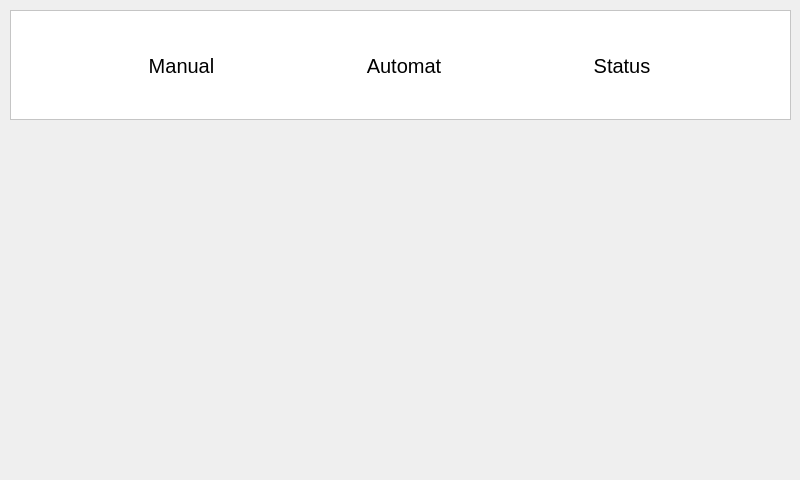
First picture: the form in software/pc/gui/gui.ui, repository Brollof/Yamori, before the edit.
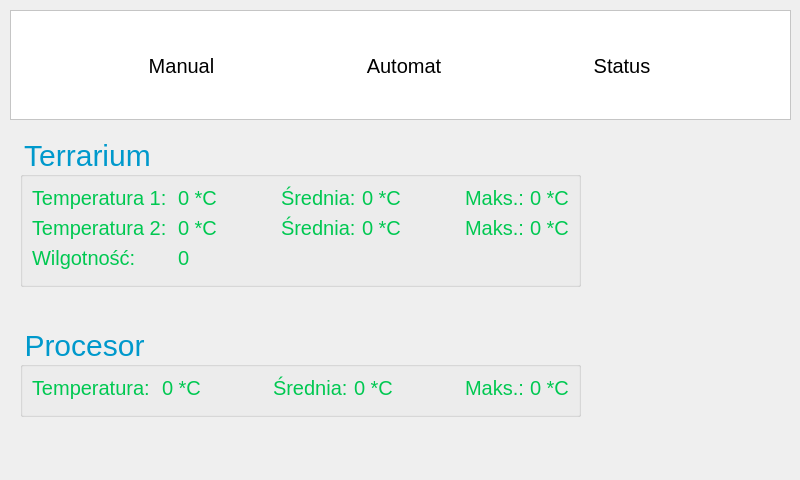
Second picture: the form after the edit. The open tabs and pages were chosen to show the change. Icons and pictures are not drawn.

Commit message: Status view filled.

Patch:
```diff
--- a/software/pc/gui/gui.ui
+++ b/software/pc/gui/gui.ui
@@ -16,9 +16,24 @@
     <verstretch>0</verstretch>
    </sizepolicy>
   </property>
+  <property name="minimumSize">
+   <size>
+    <width>800</width>
+    <height>480</height>
+   </size>
+  </property>
+  <property name="maximumSize">
+   <size>
+    <width>800</width>
+    <height>480</height>
+   </size>
+  </property>
   <property name="windowTitle">
    <string>Yamori</string>
   </property>
+  <property name="autoFillBackground">
+   <bool>false</bool>
+  </property>
   <property name="styleSheet">
    <string notr="true">#pageManual QPushButton, #pageManual QToolButton {
 	border: 2px solid black;
@@ -31,10 +46,14 @@
 	qproperty-toolButtonStyle: ToolButtonTextUnderIcon;
 }
 
-#btnMan10 {
-	background-color: transparent;
-	background: none;
-	background-repeat: none;
+#pageDiag QGroupBox {
+	font-size: 30px;
+	color: #0099CC;
+}
+
+#pageDiag QGroupBox QLabel{
+	font-size: 20px;
+	color: #00C851;
 }</string>
   </property>
   <widget class="QWidget" name="centralwidget">
@@ -141,23 +160,7 @@
       </widget>
      </item>
      <item>
-      <spacer name="verticalSpacer">
-       <property name="orientation">
-        <enum>Qt::Vertical</enum>
-       </property>
-       <property name="sizeType">
-        <enum>QSizePolicy::Minimum</enum>
-       </property>
-       <property name="sizeHint" stdset="0">
-        <size>
-         <width>20</width>
-         <height>10</height>
-        </size>
-       </property>
-      </spacer>
-     </item>
-     <item>
-      <widget class="QStackedWidget" name="stackedWidget">
+      <widget class="QStackedWidget" name="mainView">
        <property name="sizePolicy">
         <sizepolicy hsizetype="Preferred" vsizetype="Expanding">
          <horstretch>0</horstretch>
@@ -364,7 +367,254 @@
         </widget>
        </widget>
        <widget class="QWidget" name="pageAuto"/>
-       <widget class="QWidget" name="pageDiag"/>
+       <widget class="QWidget" name="pageDiag">
+        <widget class="QGroupBox" name="groupBox">
+         <property name="geometry">
+          <rect>
+           <x>10</x>
+           <y>10</y>
+           <width>561</width>
+           <height>151</height>
+          </rect>
+         </property>
+         <property name="title">
+          <string>Terrarium</string>
+         </property>
+         <layout class="QHBoxLayout" name="horizontalLayout_3">
+          <item>
+           <layout class="QFormLayout" name="formLayout_3">
+            <item row="0" column="0">
+             <widget class="QLabel" name="label">
+              <property name="text">
+               <string>Temperatura 1: </string>
+              </property>
+             </widget>
+            </item>
+            <item row="0" column="1">
+             <widget class="QLabel" name="label_11">
+              <property name="text">
+               <string>0 *C</string>
+              </property>
+             </widget>
+            </item>
+            <item row="1" column="0">
+             <widget class="QLabel" name="label_10">
+              <property name="text">
+               <string>Temperatura 2:</string>
+              </property>
+             </widget>
+            </item>
+            <item row="1" column="1">
+             <widget class="QLabel" name="label_12">
+              <property name="text">
+               <string>0 *C</string>
+              </property>
+             </widget>
+            </item>
+            <item row="2" column="0">
+             <widget class="QLabel" name="label_15">
+              <property name="text">
+               <string>Wilgotność:</string>
+              </property>
+             </widget>
+            </item>
+            <item row="2" column="1">
+             <widget class="QLabel" name="label_16">
+              <property name="text">
+               <string>0</string>
+              </property>
+             </widget>
+            </item>
+           </layout>
+          </item>
+          <item>
+           <spacer name="horizontalSpacer_5">
+            <property name="orientation">
+             <enum>Qt::Horizontal</enum>
+            </property>
+            <property name="sizeHint" stdset="0">
+             <size>
+              <width>40</width>
+              <height>20</height>
+             </size>
+            </property>
+           </spacer>
+          </item>
+          <item>
+           <layout class="QFormLayout" name="formLayout">
+            <item row="0" column="0">
+             <widget class="QLabel" name="label_3">
+              <property name="text">
+               <string>Średnia:</string>
+              </property>
+             </widget>
+            </item>
+            <item row="0" column="1">
+             <widget class="QLabel" name="label_4">
+              <property name="text">
+               <string>0 *C</string>
+              </property>
+             </widget>
+            </item>
+            <item row="1" column="0">
+             <widget class="QLabel" name="label_2">
+              <property name="text">
+               <string>Średnia:</string>
+              </property>
+             </widget>
+            </item>
+            <item row="1" column="1">
+             <widget class="QLabel" name="label_5">
+              <property name="text">
+               <string>0 *C</string>
+              </property>
+             </widget>
+            </item>
+           </layout>
+          </item>
+          <item>
+           <spacer name="horizontalSpacer_7">
+            <property name="orientation">
+             <enum>Qt::Horizontal</enum>
+            </property>
+            <property name="sizeHint" stdset="0">
+             <size>
+              <width>40</width>
+              <height>20</height>
+             </size>
+            </property>
+           </spacer>
+          </item>
+          <item>
+           <layout class="QFormLayout" name="formLayout_6">
+            <item row="0" column="0">
+             <widget class="QLabel" name="label_18">
+              <property name="text">
+               <string>Maks.:</string>
+              </property>
+             </widget>
+            </item>
+            <item row="0" column="1">
+             <widget class="QLabel" name="label_20">
+              <property name="text">
+               <string>0 *C</string>
+              </property>
+             </widget>
+            </item>
+            <item row="1" column="0">
+             <widget class="QLabel" name="label_21">
+              <property name="text">
+               <string>Maks.:</string>
+              </property>
+             </widget>
+            </item>
+            <item row="1" column="1">
+             <widget class="QLabel" name="label_22">
+              <property name="text">
+               <string>0 *C</string>
+              </property>
+             </widget>
+            </item>
+           </layout>
+          </item>
+         </layout>
+        </widget>
+        <widget class="QGroupBox" name="groupBox_2">
+         <property name="geometry">
+          <rect>
+           <x>10</x>
+           <y>200</y>
+           <width>561</width>
+           <height>91</height>
+          </rect>
+         </property>
+         <property name="title">
+          <string>Procesor</string>
+         </property>
+         <layout class="QHBoxLayout" name="horizontalLayout_4">
+          <item>
+           <layout class="QFormLayout" name="formLayout_4">
+            <item row="0" column="0">
+             <widget class="QLabel" name="label_13">
+              <property name="text">
+               <string>Temperatura: </string>
+              </property>
+             </widget>
+            </item>
+            <item row="0" column="1">
+             <widget class="QLabel" name="label_14">
+              <property name="text">
+               <string>0 *C</string>
+              </property>
+             </widget>
+            </item>
+           </layout>
+          </item>
+          <item>
+           <spacer name="horizontalSpacer_6">
+            <property name="orientation">
+             <enum>Qt::Horizontal</enum>
+            </property>
+            <property name="sizeHint" stdset="0">
+             <size>
+              <width>40</width>
+              <height>20</height>
+             </size>
+            </property>
+           </spacer>
+          </item>
+          <item>
+           <layout class="QFormLayout" name="formLayout_5">
+            <item row="0" column="0">
+             <widget class="QLabel" name="label_17">
+              <property name="text">
+               <string>Średnia:</string>
+              </property>
+             </widget>
+            </item>
+            <item row="0" column="1">
+             <widget class="QLabel" name="label_19">
+              <property name="text">
+               <string>0 *C</string>
+              </property>
+             </widget>
+            </item>
+           </layout>
+          </item>
+          <item>
+           <spacer name="horizontalSpacer_8">
+            <property name="orientation">
+             <enum>Qt::Horizontal</enum>
+            </property>
+            <property name="sizeHint" stdset="0">
+             <size>
+              <width>40</width>
+              <height>20</height>
+             </size>
+            </property>
+           </spacer>
+          </item>
+          <item>
+           <layout class="QFormLayout" name="formLayout_7">
+            <item row="0" column="0">
+             <widget class="QLabel" name="label_23">
+              <property name="text">
+               <string>Maks.:</string>
+              </property>
+             </widget>
+            </item>
+            <item row="0" column="1">
+             <widget class="QLabel" name="label_24">
+              <property name="text">
+               <string>0 *C</string>
+              </property>
+             </widget>
+            </item>
+           </layout>
+          </item>
+         </layout>
+        </widget>
+       </widget>
       </widget>
      </item>
     </layout>
```
Left out of the diff: 3 changed lines with no effect on the pictures. The commit also changes 3 other files.
